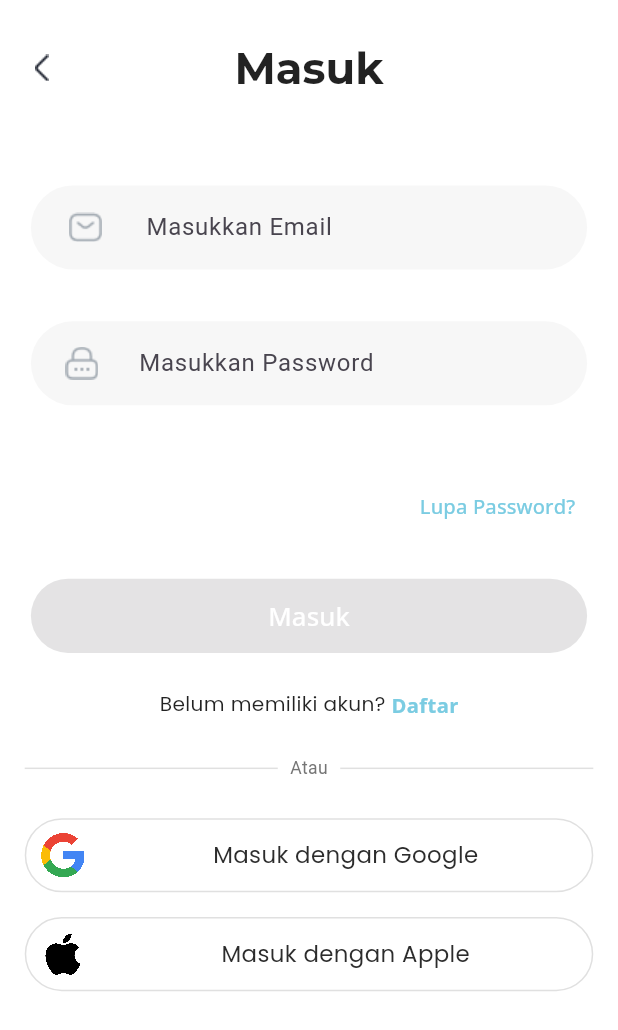
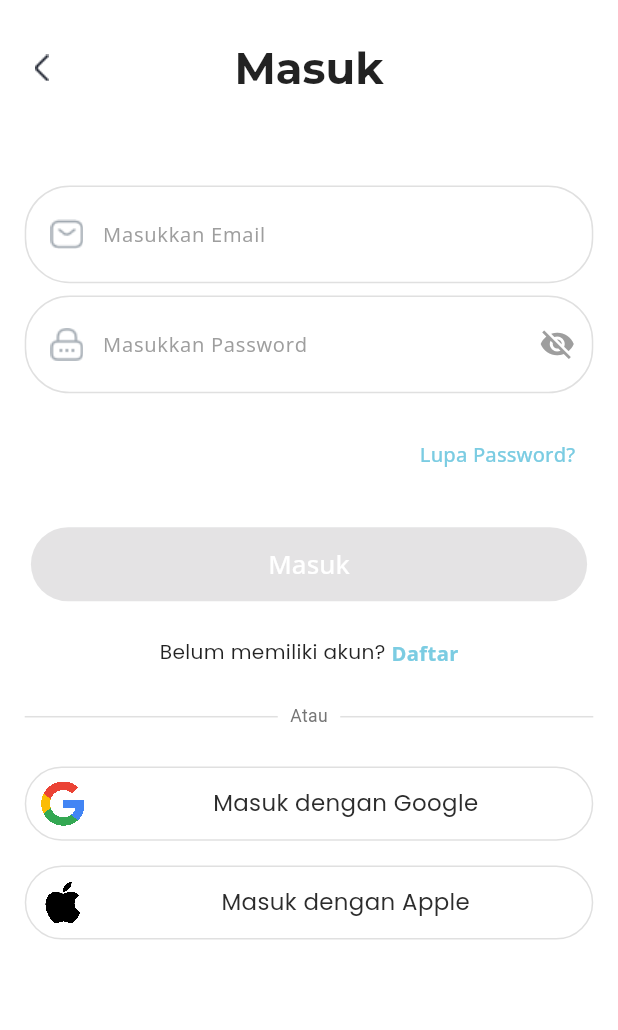
Before and after one commit to X3nonxe/mobile_psyconnect, a Flutter app: the LoginScreen screen opened by its route, on a phone screen of 412 x 824 dp. Shown: the top 1030 px of the screen. Run offline on Flutter 3.47's test engine with Material 3 defaults, Android fonts, the light colour scheme and no system bars; our stand-ins replace animated_bottom_navigation_bar, animated_text_kit, bloc, cloud_firestore, convert, equatable and 11 more; missing offline and left inert: cryptography; accounts and stored records are empty.

Commit message:
Add refresh token functionality and enhance authentication states
- Implemented RefreshTokenEvent in auth_event.dart.
- Added _onRefreshToken method in AuthBloc to handle token refresh logic.
- Updated AuthAuthenticated state to include refreshToken and expiresIn.
- Introduced TokenRefreshed state for successful token refresh.
- Modified AuthTextField to support password visibility toggle.
- Updated login and register screens to utilize new AuthTextField features.

```diff
--- a/lib/blocs/auth/auth_bloc.dart
+++ b/lib/blocs/auth/auth_bloc.dart
@@ -10,13 +10,15 @@ part 'auth_state.dart';
 class AuthBloc extends Bloc<AuthEvent, AuthState> {
   AuthBloc() : super(AuthInitial()) {
     on<LoginEvent>(_onLogin);
+    on<RefreshTokenEvent>(_onRefreshToken);
   }
 
   Future<void> _onLogin(LoginEvent event, Emitter<AuthState> emit) async {
     emit(AuthLoading());
     try {
       final response = await http.post(
-        Uri.parse('https://psy-backend-production.up.railway.app/api/v1/auth/login'),
+        Uri.parse(
+            'https://psy-backend-production.up.railway.app/api/v1/auth/login'),
         headers: {'Content-Type': 'application/json'},
         body: jsonEncode({'email': event.email, 'password': event.password}),
       );
@@ -24,7 +26,11 @@ class AuthBloc extends Bloc<AuthEvent, AuthState> {
       if (response.statusCode == 200) {
         final data = jsonDecode(response.body);
         final user = User.fromJson(data['user']);
-        emit(AuthAuthenticated(user: user, token: data['access_token']));
+        emit(AuthAuthenticated(
+            user: user,
+            token: data['access_token'],
+            refreshToken: data['refresh_token'],
+            expiresIn: data['expires_in'] ?? 3600));
       } else {
         emit(AuthError('Login gagal: ${response.body}'));
       }
@@ -32,4 +38,31 @@ class AuthBloc extends Bloc<AuthEvent, AuthState> {
       emit(AuthError('Terjadi kesalahan: $e'));
     }
   }
+
+  Future<void> _onRefreshToken(
+      RefreshTokenEvent event, Emitter<AuthState> emit) async {
+    emit(AuthRefreshing());
+    try {
+      final response = await http.post(
+        Uri.parse(
+            'https://psy-backend-production.up.railway.app/api/v1/auth/refresh-token'),
+        headers: {'Content-Type': 'application/json'},
+        body: jsonEncode({'refresh_token': event.refreshToken}),
+      );
+
+      if (response.statusCode == 200) {
+        final data = jsonDecode(response.body);
+        emit(TokenRefreshed(
+            token: data['access_token'],
+            refreshToken: data['refresh_token'] ?? event.refreshToken,
+            expiresIn: data['expires_in'] ?? 3600));
+      } else {
+        emit(AuthError('Refresh token gagal'));
+        emit(AuthInitial()); // Kembali ke state awal
+      }
+    } catch (e) {
+      emit(AuthError('Refresh token error: $e'));
+      emit(AuthInitial()); // Kembali ke state awal
+    }
+  }
 }
--- a/lib/blocs/auth/auth_event.dart
+++ b/lib/blocs/auth/auth_event.dart
@@ -16,3 +16,12 @@ class LoginEvent extends AuthEvent {
   @override
   List<Object> get props => [email, password];
 }
+
+class RefreshTokenEvent extends AuthEvent {
+  final String refreshToken;
+
+  const RefreshTokenEvent(this.refreshToken);
+
+  @override
+  List<Object> get props => [refreshToken];
+}
--- a/lib/blocs/auth/auth_state.dart
+++ b/lib/blocs/auth/auth_state.dart
@@ -11,14 +11,38 @@ class AuthInitial extends AuthState {}
 
 class AuthLoading extends AuthState {}
 
+class AuthRefreshing extends AuthState {}
+
 class AuthAuthenticated extends AuthState {
   final User user;
   final String token;
+  final String? refreshToken;
+  final int expiresIn;
 
-  const AuthAuthenticated({required this.user, required this.token});
+  const AuthAuthenticated({
+    required this.user,
+    required this.token,
+    required this.refreshToken,
+    this.expiresIn = 3600,
+  });
 
   @override
   List<Object> get props => [user, token];
+}
+
+class TokenRefreshed extends AuthState {
+  final String token;
+  final String refreshToken;
+  final int expiresIn;
+
+  const TokenRefreshed({
+    required this.token,
+    required this.refreshToken,
+    this.expiresIn = 3600,
+  });
+
+  @override
+  List<Object> get props => [token, refreshToken, expiresIn];
 }
 
 class AuthError extends AuthState {
--- a/lib/repositories/consultation_repository.dart
+++ b/lib/repositories/consultation_repository.dart
@@ -84,7 +84,6 @@ class ConsultationRepositoryImpl implements ConsultationRepository {
 
     if (response.statusCode == 200) {
       final List<dynamic> data = json.decode(response.body);
-      print('Client consultations: $data');
       return data.map((json) => Consultation.fromJson(json)).toList();
     }
     throw Exception('Failed to load client consultations');
--- a/lib/screens/auth-screen/components/auth_text_field.dart
+++ b/lib/screens/auth-screen/components/auth_text_field.dart
@@ -1,54 +1,83 @@
 import 'package:flutter/material.dart';
+import 'package:google_fonts/google_fonts.dart';
+import 'package:psyconnect/config/color_pallate.dart';
 import 'package:responsive_sizer/responsive_sizer.dart';
 
-class AuthTextField extends StatelessWidget {
+// Ubah AuthTextField menjadi Stateful Widget
+class AuthTextField extends StatefulWidget {
+  final TextEditingController controller;
   final String text;
   final String icon;
-  final TextEditingController controller;
-  final bool isPassword;
-  final TextInputType keyboardType;
-  final String? errorText;
+  final TextInputType? keyboardType;
+  final String? Function(String?)? validator;
+  final bool isPassword; // Tambahkan properti baru
 
   const AuthTextField({
     super.key,
+    required this.controller,
     required this.text,
     required this.icon,
-    required this.controller,
-    this.isPassword = false,
-    this.keyboardType = TextInputType.text,
-    this.errorText, required String? Function(dynamic value) validator,
+    this.keyboardType,
+    this.validator,
+    this.isPassword = false, // Default false
   });
 
   @override
+  State<AuthTextField> createState() => _AuthTextFieldState();
+}
+
+class _AuthTextFieldState extends State<AuthTextField> {
+  bool _obscureText = true;
+
+  @override
   Widget build(BuildContext context) {
-    return Center(
-      child: SizedBox(
-        height: 10.h,
-        width: 90.w,
-        child: TextField(
-          controller: controller,
-          obscureText: isPassword,
-          keyboardType: keyboardType,
-          textAlign: TextAlign.start,
-          decoration: InputDecoration(
-            errorText: errorText,
-            focusColor: Colors.black26,
-            fillColor: const Color.fromARGB(255, 247, 247, 247),
-            filled: true,
-            prefixIcon: Padding(
-              padding: const EdgeInsets.symmetric(horizontal: 10),
-              child: Image.asset(icon),
-            ),
-            prefixIconColor: const Color.fromARGB(255, 3, 190, 150),
-            label: Text(text),
-            floatingLabelBehavior: FloatingLabelBehavior.never,
-            border: OutlineInputBorder(
-              borderSide: BorderSide.none,
-              borderRadius: BorderRadius.circular(30),
-            ),
+    return TextFormField(
+      controller: widget.controller,
+      keyboardType: widget.keyboardType,
+      obscureText: widget.isPassword ? _obscureText : false,
+      decoration: InputDecoration(
+        contentPadding: EdgeInsets.symmetric(vertical: 2.5.h, horizontal: 4.w),
+        prefixIcon: Padding(
+          padding: EdgeInsets.only(left: 4.w, right: 2.w),
+          child: Image.asset(
+            widget.icon,
+            height: 2.5.h,
+            width: 2.5.h,
           ),
         ),
+        // Tambahkan suffix icon untuk toggle visibility
+        suffixIcon: widget.isPassword
+            ? IconButton(
+                icon: Icon(
+                  _obscureText ? Icons.visibility_off : Icons.visibility,
+                  color: Colors.grey,
+                ),
+                onPressed: () {
+                  setState(() {
+                    _obscureText = !_obscureText;
+                  });
+                },
+              )
+            : null,
+        hintText: widget.text,
+        hintStyle: GoogleFonts.openSans(
+          fontSize: 15.sp,
+          color: Colors.grey,
+        ),
+        border: OutlineInputBorder(
+          borderRadius: BorderRadius.circular(30),
+          borderSide: BorderSide(color: Colors.grey.shade300),
+        ),
+        enabledBorder: OutlineInputBorder(
+          borderRadius: BorderRadius.circular(30),
+          borderSide: BorderSide(color: Colors.grey.shade300),
+        ),
+        focusedBorder: OutlineInputBorder(
+          borderRadius: BorderRadius.circular(30),
+          borderSide: BorderSide(color: bluePrimaryColor),
+        ),
       ),
+      validator: widget.validator,
     );
   }
 }
--- a/lib/screens/auth-screen/login_screen.dart
+++ b/lib/screens/auth-screen/login_screen.dart
@@ -178,6 +178,7 @@ class _LoginScreenState extends State<LoginScreen> {
                       controller: _passwordController,
                       text: 'Masukkan Password',
                       icon: 'lib/icons/lock.png',
+                      isPassword: true,
                       validator: (value) {
                         if (value!.isEmpty) return 'Password wajib diisi';
                         if (!_isPasswordValid(value)) {
--- a/lib/screens/auth-screen/register_screen.dart
+++ b/lib/screens/auth-screen/register_screen.dart
@@ -192,7 +192,6 @@ class _RegisterScreenState extends State<RegisterScreen> {
       keyboardType: keyboardType,
       controller: controller,
       isPassword: isPassword,
-      errorText: errorText,
       validator: (value) {
         if (value == null || value.isEmpty) {
           return "Field tidak boleh kosong";
@@ -220,9 +219,6 @@ class _RegisterScreenState extends State<RegisterScreen> {
           text: "Tanggal Lahir",
           icon: "lib/icons/callender.png",
           controller: birthDateController,
-          errorText: birthDateController.text.isEmpty
-              ? "Tanggal lahir harus diisi"
-              : null,
           validator: (value) {
             if (value == null || value.isEmpty) {
               return "Tanggal lahir harus diisi";
```
